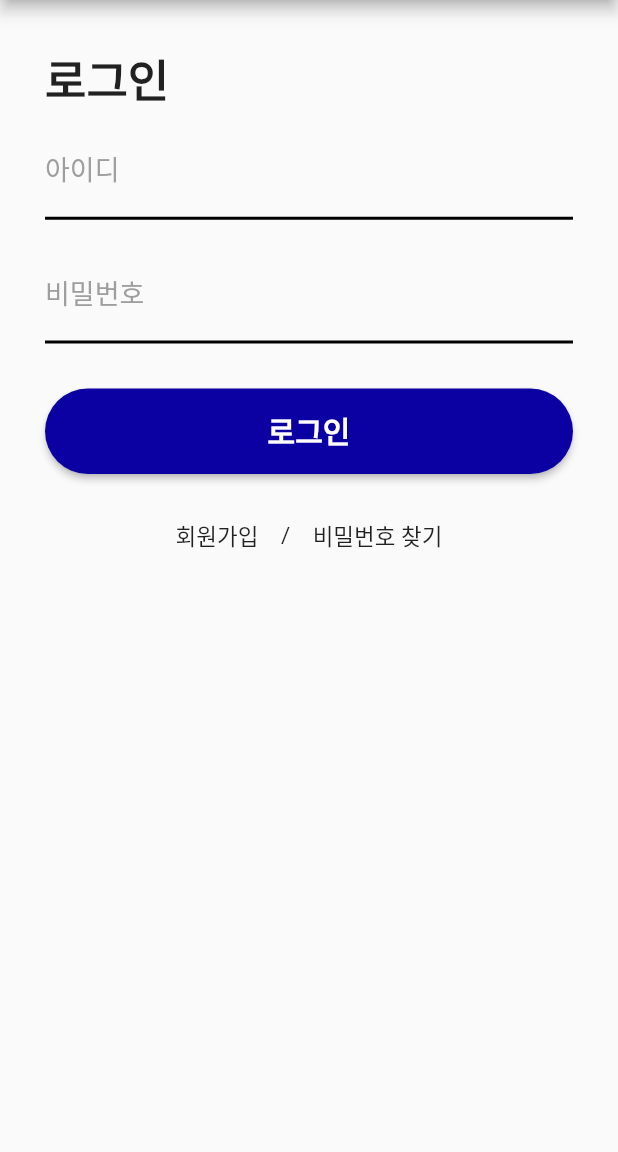
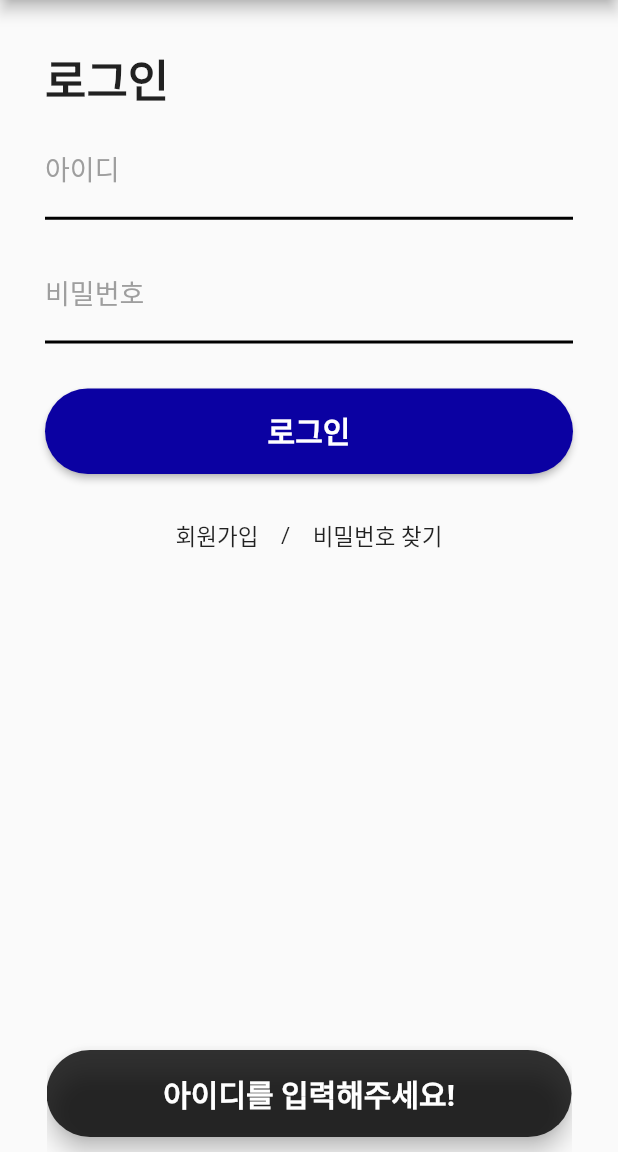
Before and after one commit to Jake6680/allcare, a Flutter app: the screen it shows after launch, after a tap on "로그인", on a phone screen of 412 x 824 dp, the part 84-1236 px from its top. Run offline on Flutter 3.47's test engine with Material 2 defaults, Android fonts, the phone set to English and light mode, and no system bars; our stand-ins replace cloud_firestore, date_time_picker, firebase_auth, firebase_core, firebase_database, flutter_local_notifications and 7 more; missing offline and left inert: animated_overflow, network_info_plus; accounts and stored records are empty.

Commit message:
gogo Maxos

```diff
--- a/lib/pages/login.dart
+++ b/lib/pages/login.dart
@@ -34,6 +34,7 @@ class _LoginUIState extends State<LoginUI> {
   }
 
   getUserImformation() async{
+      if(auth.currentUser?.uid == null){
         var content = await SharedPreferences.getInstance();
         var userID = content.getString('userID');
         var userPW = content.getString('userPW');
@@ -62,6 +63,12 @@ class _LoginUIState extends State<LoginUI> {
               loginDataed = false;
             });
         }
+      }else{
+            setState(() {
+              loginDataed == true;
+            });
+      }
+
       if (loginDataed == true) {
         Future((){
           Navigator.of(context).pushNamedAndRemoveUntil('/home', (Route<dynamic> route) => false);
@@ -111,8 +118,8 @@ class LoginBody extends StatefulWidget {
 }
 
 class _LoginBodyState extends State<LoginBody> {
-  var textFieldID;
-  var textFieldPW;
+  String textFieldID = '';
+  String textFieldPW = '';
 
   getlonginID(text){
     setState(() {
@@ -208,7 +215,7 @@ class LoginButton extends StatelessWidget {
 
   @override
   Widget build(BuildContext context) {
-    bool errorLevel = false;
+   late bool errorLevel;
 
     setUserContent(userID, userPW) async{
       var content = await SharedPreferences.getInstance();
@@ -218,12 +225,12 @@ class LoginButton extends StatelessWidget {
 
     void showSnackBar(BuildContext context, result) {
       final snackBar = SnackBar(
-        duration: Duration(milliseconds: 800),
+        duration: Duration(milliseconds: 1000),
         content: Text(result, textAlign: TextAlign.center, style: style.normalText),
         backgroundColor: Colors.black.withOpacity(0.8),
         behavior: SnackBarBehavior.floating,
         shape: StadiumBorder(),
-        width: result == '아이디 또는 비밀번호를 틀렸습니다.' ? 300 : 100,
+        width: result.length < 5 ? 100 : result.length < 10 ? 200 : result.length < 15 ? 350 : 400,
       );
       ScaffoldMessenger.of(context).showSnackBar(snackBar);
     }
@@ -234,15 +241,29 @@ class LoginButton extends StatelessWidget {
       width: double.infinity,
       child: ElevatedButton(
         onPressed: ()async{
+          errorLevel = false;
+          if (textFieldID == ''){
+            showSnackBar(context, '아이디를 입력해주세요!');
+          }else if (textFieldPW == ''){
+            showSnackBar(context, '비밀번호를 입력해주세요!');
+          }else{
             var toEmailID = '${textFieldID + '@studyallcare.com'}';
             try {
               await authLogin.signInWithEmailAndPassword(
                   email: toEmailID,
                   password: textFieldPW
               );
-          } catch (e) {
-            showSnackBar(context, '아이디 또는 비밀번호를 틀렸습니다.');
+            } on FirebaseAuthException catch (e) {
               errorLevel = true;
+              if (e.code == 'network-request-failed') {
+                showSnackBar(context, '네트워크 연결 상태 확인 후 다시 시도해주세요.');
+              }else if (e.code == 'user-not-found') {
+                showSnackBar(context, '사용자가 존재하지 않습니다.');
+              } else if (e.code == 'wrong-password') {
+                showSnackBar(context, '비밀번호를 확인하세요');
+              } else if (e.code == 'invalid-email') {
+                showSnackBar(context, '아이디을 확인하세요.');
+              }
             }
             if (errorLevel != true) {
               Future((){
@@ -250,6 +271,7 @@ class LoginButton extends StatelessWidget {
                 Navigator.of(context).pushNamedAndRemoveUntil(
                     '/home', (Route<dynamic> route) => false);
               });
+            }
           }
         },
         style: ElevatedButton.styleFrom(
--- a/lib/pages/lunchboxadd.dart
+++ b/lib/pages/lunchboxadd.dart
@@ -295,7 +295,6 @@ class _LunchAddUIState extends State<LunchAddUI> {
                                   width: double.infinity,
                                   child: ElevatedButton(onPressed: (){
                                     setState(() {
-                                      print(DateTime.parse(_controller3.text).weekday);
                                       boxTimesList.clear();
                                     });
                                     if (_selectedDate2[0] == false && _selectedDate2[1] == false){
--- a/pubspec.yaml
+++ b/pubspec.yaml
@@ -48,6 +48,7 @@ dependencies:
   syncfusion_flutter_datepicker: ^20.4.43
   pull_to_refresh: ^2.0.0
   weekday_selector: ^1.1.0
+  get: ^4.6.5
 
   # The following adds the Cupertino Icons font to your application.
   # Use with the CupertinoIcons class for iOS style icons.
```
Also changed, not shown: lib/controller/loading_controller.dart (added, +31 -0 lines), lib/pages/academy.dart (+26 -1 lines), lib/pages/leave.dart (+5 -2 lines), lib/pages/leavelist.dart (+34 -6 lines), lib/pages/lunchbox.dart (+25 -1 lines), pubspec.lock. Lines whose indentation alone changed are shown as unchanged.
